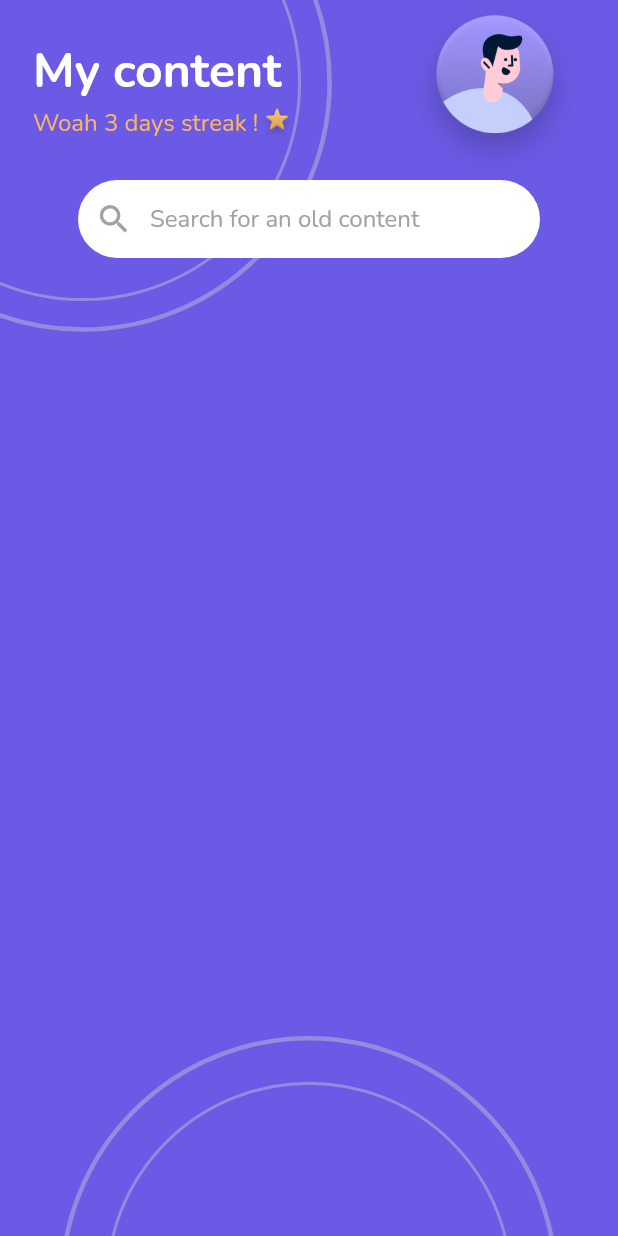
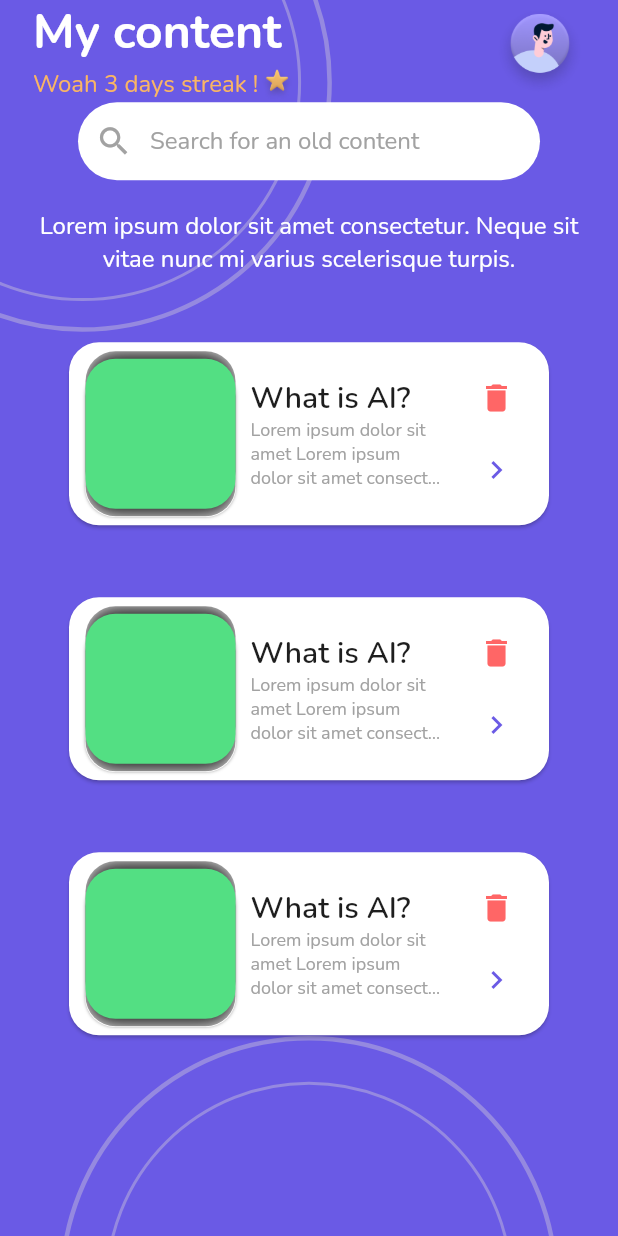
Before and after one commit to chechna9/Lablab-2.0, a Flutter app: the screen it shows after launch, on a phone screen of 412 x 824 dp. Run offline on Flutter 3.47's test engine with Material 2 defaults, Android fonts, the phone set to English and light mode, and no system bars; our stand-ins replace flutter_svg, get_it, google_fonts.

Commit message:
field card done

```diff
--- /dev/null
+++ b/lib/presentaion/screens/main/field_card.dart
@@ -0,0 +1,96 @@
+import 'package:flutter/material.dart';
+import 'package:lablab2/res/res_extension.dart';
+
+class FieldCard extends StatelessWidget {
+  const FieldCard({super.key});
+
+  @override
+  Widget build(BuildContext context) {
+    return Card(
+      color: context.res.colors.white,
+      margin: EdgeInsets.all(context.res.dimens.cardMargin),
+      shape: RoundedRectangleBorder(borderRadius: BorderRadius.circular(20)),
+      child: Padding(
+        padding: EdgeInsets.symmetric(
+          horizontal: context.res.dimens.mainPadding / 2,
+          vertical: context.res.dimens.mainPadding / 2,
+        ),
+        child: Row(
+          children: [
+            Container(
+              width: 100,
+              height: 100,
+              decoration: BoxDecoration(
+                color: context.res.colors.green,
+                borderRadius: BorderRadius.circular(20),
+                boxShadow: [
+                  BoxShadow(
+                    color: context.res.colors.black,
+                    blurRadius: 10,
+                    blurStyle: BlurStyle.inner,
+                    offset: const Offset(0, 5),
+                  ),
+                  BoxShadow(
+                    color: context.res.colors.black,
+                    blurRadius: 10,
+                    blurStyle: BlurStyle.inner,
+                    offset: const Offset(0, -5),
+                  ),
+                  BoxShadow(
+                    color: context.res.colors.gray,
+                    blurRadius: 1,
+                    blurStyle: BlurStyle.outer,
+                    offset: const Offset(0, 5),
+                  ),
+                ],
+              ),
+            ),
+            const SizedBox(width: 10),
+            Expanded(
+              child: Column(
+                crossAxisAlignment: CrossAxisAlignment.start,
+                mainAxisAlignment: MainAxisAlignment.spaceBetween,
+                children: [
+                  Text(
+                    'What is AI?',
+                    style: context.res.styles.subheading.copyWith(
+                      color: context.res.colors.black,
+                    ),
+                  ),
+                  Text(
+                    'Lorem ipsum dolor sit amet Lorem ipsum dolor sit amet consectetur. Neque sit vitae nunc mi varius scelerisque turpis..',
+                    maxLines: 3,
+                    overflow: TextOverflow.ellipsis,
+                    style: context.res.styles.superSmall.copyWith(
+                      color: context.res.colors.gray,
+                    ),
+                  ),
+                ],
+              ),
+            ),
+            const SizedBox(width: 10),
+            Column(
+              mainAxisAlignment: MainAxisAlignment.spaceBetween,
+              children: [
+                IconButton(
+                  onPressed: () {},
+                  splashRadius: 20,
+                  icon: Icon(
+                    Icons.delete,
+                    color: context.res.colors.red,
+                  ),
+                ),
+                IconButton(
+                  onPressed: () {},
+                  splashRadius: 20,
+                  icon: Icon(Icons.keyboard_arrow_right_outlined,
+                      color: context.res.colors.purple),
+                ),
+              ],
+            ),
+          ],
+        ),
+      ),
+    );
+  }
+}
--- a/lib/presentaion/screens/main/main_screen.dart
+++ b/lib/presentaion/screens/main/main_screen.dart
@@ -1,5 +1,6 @@
 import 'package:flutter/material.dart';
 import 'package:flutter_svg/flutter_svg.dart';
+import 'package:lablab2/presentaion/screens/main/field_card.dart';
 import 'package:lablab2/presentaion/shared_widgets/circle.dart';
 import 'package:lablab2/presentaion/shared_widgets/search_input.dart';
 import 'package:lablab2/res/res_extension.dart';
@@ -63,6 +64,7 @@ class MainScreen extends StatelessWidget {
               children: [
                 Row(
                   mainAxisAlignment: MainAxisAlignment.spaceBetween,
+                  crossAxisAlignment: CrossAxisAlignment.center,
                   children: [
                     Column(
                       crossAxisAlignment: CrossAxisAlignment.start,
@@ -89,12 +91,9 @@ class MainScreen extends StatelessWidget {
                         ),
                       ],
                     ),
-                    CircleAvatar(
-                      backgroundColor: Colors.transparent,
-                      radius: context.res.dimens.avatarRadius,
-                      backgroundImage: AssetImage(
-                        context.res.drawable.avatar,
-                      ),
+                    Image.asset(
+                      context.res.drawable.avatar,
+                      width: context.res.dimens.avatarRadius,
                     ),
                   ],
                 ),
@@ -104,6 +103,26 @@ class MainScreen extends StatelessWidget {
                   ),
                   child: SearchInput(),
                 ),
+                const SizedBox(
+                  height: 20,
+                ),
+                Text(
+                  "Lorem ipsum dolor sit amet consectetur. Neque sit vitae nunc mi varius scelerisque turpis.",
+                  style: context.res.styles.body,
+                  textAlign: TextAlign.center,
+                ),
+                const SizedBox(
+                  height: 20,
+                ),
+                Container(
+                  child: Column(
+                    children: [
+                      FieldCard(),
+                      FieldCard(),
+                      FieldCard(),
+                    ],
+                  ),
+                ),
               ],
             ),
           )
```
